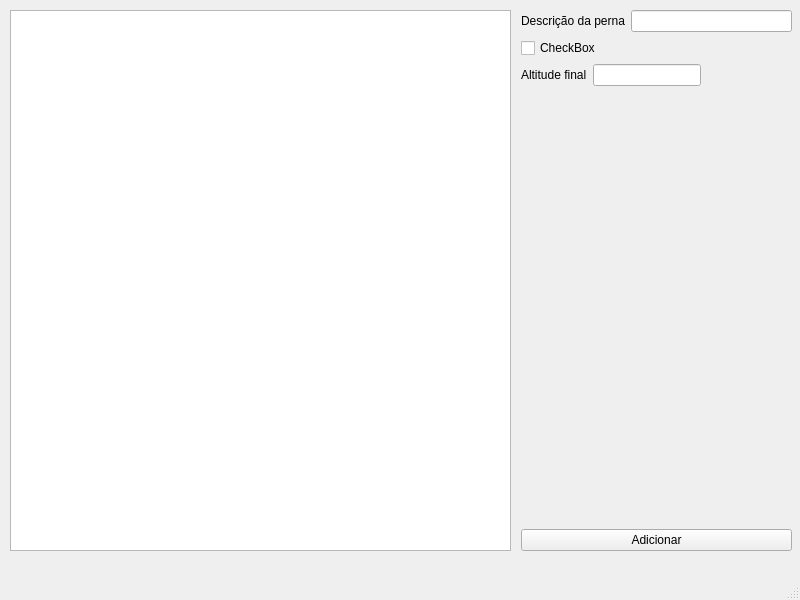
Before: the Qt Designer form mainwindow.ui in LucasSousacomS/navegacaoAerea, drawn with Qt 5.
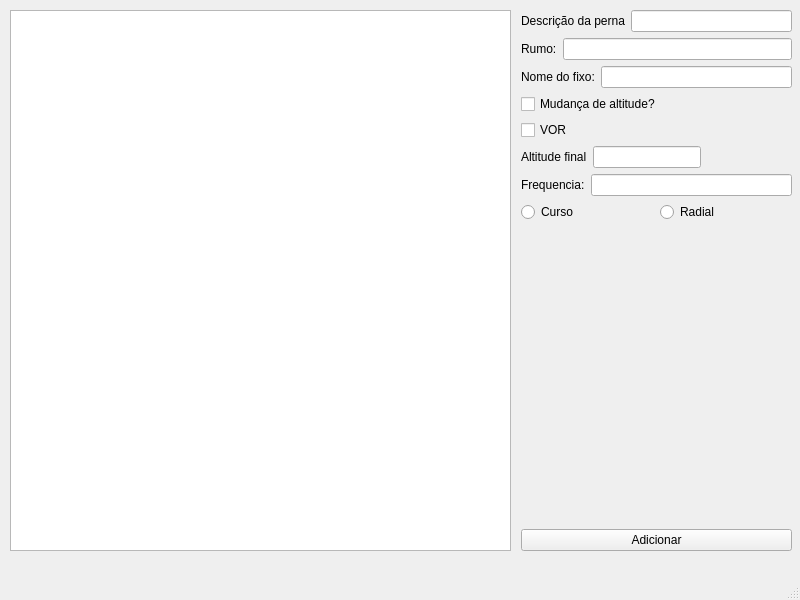
After: the same form once the commit is applied.

Commit message: Adicionadas opções de VOR

```diff
--- a/mainwindow.ui
+++ b/mainwindow.ui
@@ -24,7 +24,7 @@
      </rect>
     </property>
    </widget>
-   <widget class="QWidget" name="">
+   <widget class="QWidget" name="layoutWidget">
     <property name="geometry">
      <rect>
       <x>521</x>
@@ -49,9 +49,44 @@
       </layout>
      </item>
      <item>
-      <widget class="QCheckBox" name="checkBox">
+      <layout class="QHBoxLayout" name="horizontalLayout_3">
+       <item>
+        <widget class="QLabel" name="label_2">
+         <property name="text">
+          <string>Rumo:</string>
+         </property>
+        </widget>
+       </item>
+       <item>
+        <widget class="QLineEdit" name="txt_rumo"/>
+       </item>
+      </layout>
+     </item>
+     <item>
+      <layout class="QHBoxLayout" name="horizontalLayout_4">
+       <item>
+        <widget class="QLabel" name="label_3">
+         <property name="text">
+          <string>Nome do fixo:</string>
+         </property>
+        </widget>
+       </item>
+       <item>
+        <widget class="QLineEdit" name="txt_fixo"/>
+       </item>
+      </layout>
+     </item>
+     <item>
+      <widget class="QCheckBox" name="chk_alt">
        <property name="text">
-        <string>CheckBox</string>
+        <string>Mudança de altitude?</string>
+       </property>
+      </widget>
+     </item>
+     <item>
+      <widget class="QCheckBox" name="chk_vor">
+       <property name="text">
+        <string>VOR</string>
        </property>
       </widget>
      </item>
@@ -82,6 +117,38 @@
        </item>
       </layout>
      </item>
+     <item>
+      <layout class="QHBoxLayout" name="horizontalLayout_5">
+       <item>
+        <widget class="QLabel" name="lbl_freq">
+         <property name="text">
+          <string>Frequencia:</string>
+         </property>
+        </widget>
+       </item>
+       <item>
+        <widget class="QLineEdit" name="txt_freq"/>
+       </item>
+      </layout>
+     </item>
+     <item>
+      <layout class="QHBoxLayout" name="horizontalLayout_6">
+       <item>
+        <widget class="QRadioButton" name="radio_curso">
+         <property name="text">
+          <string>Curso</string>
+         </property>
+        </widget>
+       </item>
+       <item>
+        <widget class="QRadioButton" name="radio_radial">
+         <property name="text">
+          <string>Radial</string>
+         </property>
+        </widget>
+       </item>
+      </layout>
+     </item>
      <item>
       <spacer name="verticalSpacer">
        <property name="orientation">
```
The commit also changes 2 other files.
